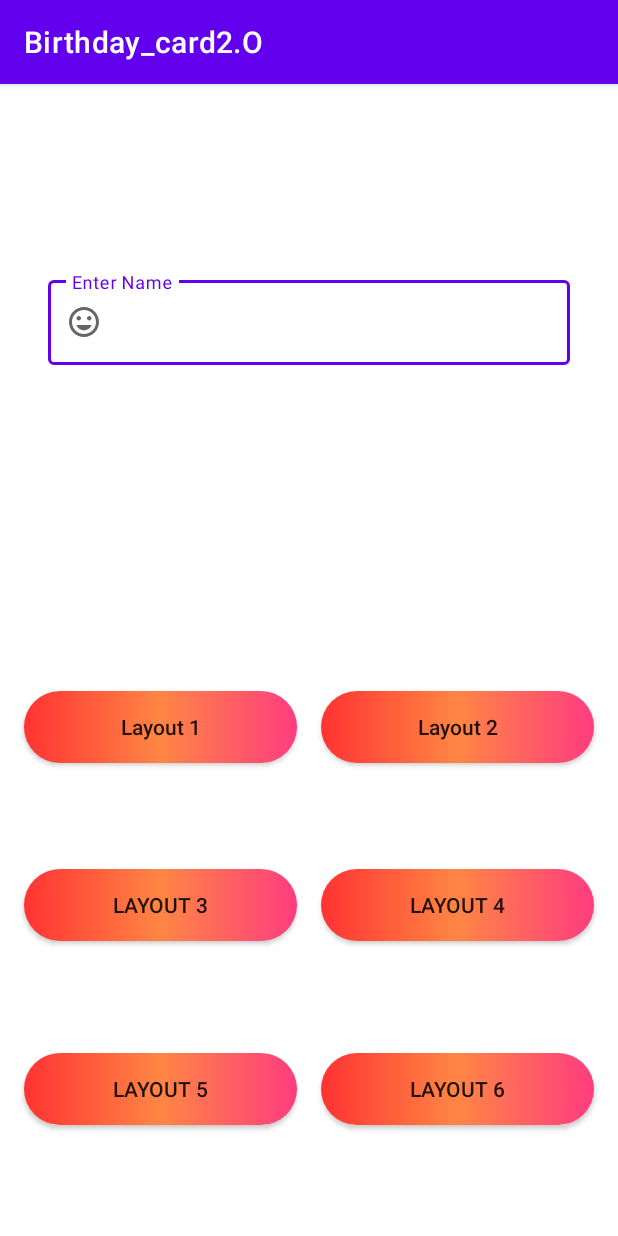
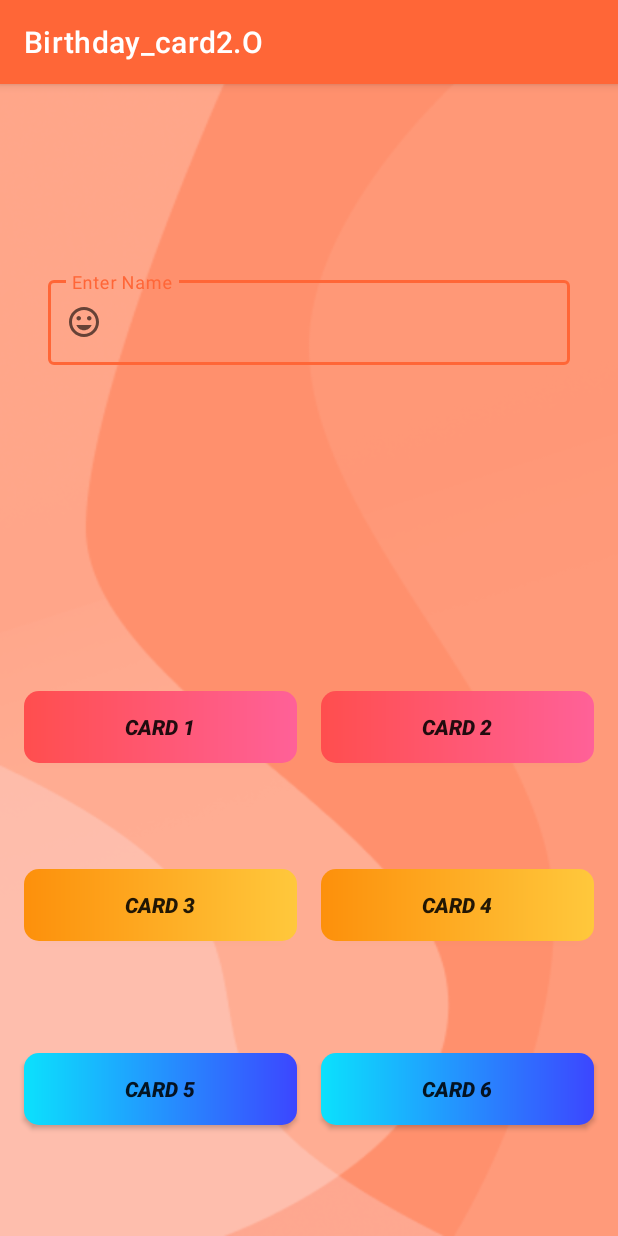
Before and after one commit to Shiv-flexhub/Birthday_card2.O, an Android app: the screen it shows after launch (MainActivity), on a phone screen of 412 x 824 dp. Run offline under Robolectric (Android 15) with nearby library versions, the phone set to English and light mode, and no system bars.

Commit message:
Updated layout 5 design Changed texts Added 3 more custom button styles Redesigned Home Screen Activity Page

```diff
--- /dev/null
+++ b/app/src/main/res/drawable/custom_button1.xml
@@ -0,0 +1,11 @@
+<?xml version="1.0" encoding="utf-8"?>
+<shape xmlns:android="http://schemas.android.com/apk/res/android"
+    android:shape="rectangle">
+
+    <gradient
+        android:startColor="#FF4E4E"
+        android:endColor="#FF6198"
+        />
+
+    <corners android:radius="10dp"/>
+</shape>
--- /dev/null
+++ b/app/src/main/res/drawable/custom_button2.xml
@@ -0,0 +1,11 @@
+<?xml version="1.0" encoding="utf-8"?>
+<shape xmlns:android="http://schemas.android.com/apk/res/android"
+    android:shape="rectangle">
+
+    <gradient
+        android:startColor="#FD900B"
+        android:endColor="#FFC83C"
+        />
+
+    <corners android:radius="10dp"/>
+</shape>
--- a/app/src/main/res/drawable/custom_button.xml
+++ b/app/src/main/res/drawable/custom_button3.xml
@@ -3,10 +3,9 @@
     android:shape="rectangle">
 
     <gradient
-        android:startColor="#FF3333"
-        android:centerColor="#FF8644"
-        android:endColor="#FF3C80"
+        android:startColor="#2FFD0B"
+        android:endColor="#3CFF94"
         />
 
-    <corners android:radius="25dp"/>
+    <corners android:radius="10dp"/>
 </shape>
--- /dev/null
+++ b/app/src/main/res/drawable/custom_button4.xml
@@ -0,0 +1,11 @@
+<?xml version="1.0" encoding="utf-8"?>
+<shape xmlns:android="http://schemas.android.com/apk/res/android"
+    android:shape="rectangle">
+
+    <gradient
+        android:startColor="#0BE1FD"
+        android:endColor="#3C46FF"
+        />
+
+    <corners android:radius="10dp"/>
+</shape>
--- a/app/src/main/res/layout/activity_main.xml
+++ b/app/src/main/res/layout/activity_main.xml
@@ -3,6 +3,7 @@
     xmlns:app="http://schemas.android.com/apk/res-auto"
     xmlns:tools="http://schemas.android.com/tools"
     android:layout_width="match_parent"
+    android:background="@drawable/bg"
     android:layout_height="match_parent"
     tools:context=".MainActivity">
 
@@ -39,9 +40,10 @@
         android:layout_height="wrap_content"
         android:layout_marginStart="16dp"
         android:layout_marginEnd="16dp"
-        android:text="Layout 1"
-        android:textAllCaps="false"
-        android:background="@drawable/custom_button"
+        android:text="Card 1"
+        android:textAllCaps="true"
+        android:textStyle="bold|italic"
+        android:background="@drawable/custom_button1"
         app:layout_constraintBottom_toBottomOf="parent"
         app:layout_constraintEnd_toStartOf="@+id/btnCardTwo"
         app:layout_constraintHorizontal_bias="0.5"
@@ -51,12 +53,13 @@
 
     <androidx.appcompat.widget.AppCompatButton
         android:id="@+id/btnCardTwo"
-        android:textAllCaps="false"
         android:layout_width="0dp"
         android:layout_height="wrap_content"
         android:layout_marginEnd="16dp"
-        android:text="Layout 2"
-        android:background="@drawable/custom_button"
+        android:text="Card 2"
+        android:textAllCaps="true"
+        android:textStyle="bold|italic"
+        android:background="@drawable/custom_button1"
         app:layout_constraintBottom_toBottomOf="parent"
         app:layout_constraintEnd_toEndOf="parent"
         app:layout_constraintHorizontal_bias="0.5"
@@ -84,9 +87,10 @@
         android:layout_height="wrap_content"
         android:layout_marginStart="16dp"
         android:layout_marginEnd="16dp"
-        android:text="LAYOUT 3"
-        android:textAllCaps="false"
-        android:background="@drawable/custom_button"
+        android:text="Card 3"
+        android:textAllCaps="true"
+        android:textStyle="bold|italic"
+        android:background="@drawable/custom_button2"
         app:layout_constraintBottom_toBottomOf="parent"
         app:layout_constraintEnd_toStartOf="@+id/btnCardFour"
         app:layout_constraintHorizontal_bias="0.5"
@@ -99,9 +103,10 @@
         android:layout_width="0dp"
         android:layout_height="wrap_content"
         android:layout_marginEnd="16dp"
-        android:text="LAYOUT 4"
-        android:textAllCaps="false"
-        android:background="@drawable/custom_button"
+        android:text="Card 4"
+        android:textAllCaps="true"
+        android:textStyle="bold|italic"
+        android:background="@drawable/custom_button2"
         app:layout_constraintBottom_toBottomOf="parent"
         app:layout_constraintEnd_toEndOf="parent"
         app:layout_constraintHorizontal_bias="0.5"
@@ -115,9 +120,10 @@
         android:layout_height="wrap_content"
         android:layout_marginStart="16dp"
         android:layout_marginEnd="16dp"
-        android:background="@drawable/custom_button"
-        android:text="LAYOUT 5"
-        android:textAllCaps="false"
+        android:background="@drawable/custom_button4"
+        android:text="Card 5"
+        android:textAllCaps="true"
+        android:textStyle="bold|italic"
         app:layout_constraintBottom_toBottomOf="parent"
         app:layout_constraintEnd_toStartOf="@+id/btnCardSix"
         app:layout_constraintHorizontal_bias="0.5"
@@ -129,9 +135,10 @@
         android:layout_width="0dp"
         android:layout_height="wrap_content"
         android:layout_marginEnd="16dp"
-        android:text="LAYOUT 6"
-        android:textAllCaps="false"
-        android:background="@drawable/custom_button"
+        android:text="Card 6"
+        android:textAllCaps="true"
+        android:textStyle="bold|italic"
+        android:background="@drawable/custom_button4"
         app:layout_constraintBottom_toBottomOf="parent"
         app:layout_constraintEnd_toEndOf="parent"
         app:layout_constraintHorizontal_bias="0.5"
--- a/app/src/main/res/values/themes.xml
+++ b/app/src/main/res/values/themes.xml
@@ -2,7 +2,7 @@
     <!-- Base application theme. -->
     <style name="Theme.Birthday_card2O" parent="Theme.MaterialComponents.DayNight.DarkActionBar">
         <!-- Primary brand color. -->
-        <item name="colorPrimary">@color/purple_500</item>
+        <item name="colorPrimary">#FF6637</item>
         <item name="colorPrimaryVariant">@color/purple_700</item>
         <item name="colorOnPrimary">@color/white</item>
         <!-- Secondary brand color. -->
```
Also changed, not shown: app/src/main/res/layout/layout_five.xml (+35 -18 lines), app/src/main/res/drawable/bg.png (added), app/src/main/res/drawable/layout2.png (added).
